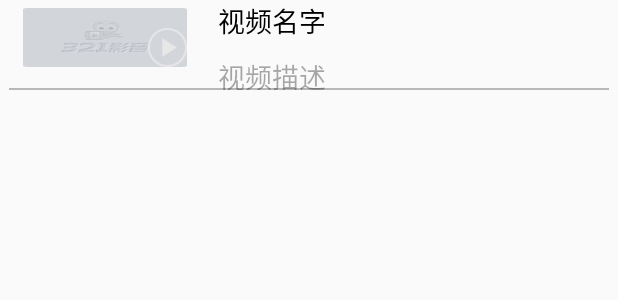
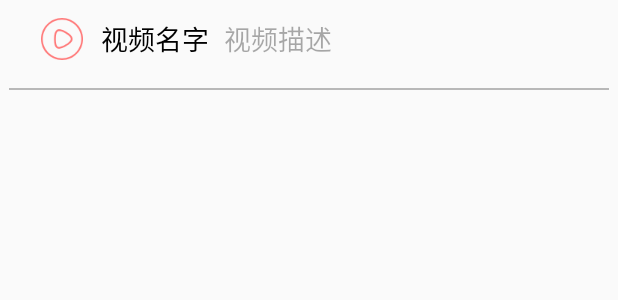
Before and after one commit to SocialPeppa/VAPlayer, an Android app: the layout item_net_aideo_pager.xml on its own in the app's theme, with its tools: preview values and no code run, on a phone screen of 412 x 824 dp. Shown: the top 300 px of the screen. Run offline under Robolectric (Android 15) with nearby library versions, the phone set to English and light mode, and no system bars.

Commit message:
2.0
优化了界面 解决了一些bug

```diff
--- a/app/src/main/java/com/example/panda/mobileplayer/activity/AudioPlayerActivity.java
+++ b/app/src/main/java/com/example/panda/mobileplayer/activity/AudioPlayerActivity.java
@@ -46,7 +46,6 @@ public class AudioPlayerActivity extends Activity implements View.OnClickListene
     private static final int PROGRESS = 1;
     private int position;
     private IMusicPlayerService service;
-    private ImageView ivIcon;
     private TextView tvArtist;
     private TextView tvName;
     private TextView tvTime;
@@ -73,7 +72,6 @@ public class AudioPlayerActivity extends Activity implements View.OnClickListene
 
     private void findViews() {
         setContentView(R.layout.activity_audio_player);
-        ivIcon = findViewById(R.id.iv_icon);
         tvArtist = findViewById(R.id.tv_artist);
         tvName = findViewById(R.id.tv_name);
         tvTime = findViewById(R.id.tv_time);
--- a/app/src/main/java/com/example/panda/mobileplayer/adapter/NetAudioAdapter.java
+++ b/app/src/main/java/com/example/panda/mobileplayer/adapter/NetAudioAdapter.java
@@ -57,11 +57,6 @@ public class NetAudioAdapter extends BaseAdapter {
         viewHoder.tv_desc.setText(mediaItem.getArtist());
       // x.image().bind(viewHoder.iv_icon,mediaItem.getImageUrl());
 
-        RequestOptions requestOptions = new RequestOptions()
-                .placeholder(R.drawable.video_default)
-                .error(R.drawable.video_default);
-
-        Glide.with(context).load(mediaItem.getImageUrl()).apply(requestOptions).into(viewHoder.iv_icon);
 
 
         return convertView;
--- a/app/src/main/java/com/example/panda/mobileplayer/adapter/NetVideoAdapter.java
+++ b/app/src/main/java/com/example/panda/mobileplayer/adapter/NetVideoAdapter.java
@@ -64,8 +64,8 @@ public class NetVideoAdapter extends BaseAdapter {
       // x.image().bind(viewHoder.iv_icon,mediaItem.getImageUrl());
 
         RequestOptions requestOptions = new RequestOptions()
-                .placeholder(R.drawable.video_default)
-                .error(R.drawable.video_default);
+                .placeholder(null)
+                .error(null);
 
         Glide.with(context).load(mediaItem.getImageUrl()).apply(requestOptions).into(viewHoder.iv_icon);
 
--- a/app/src/main/java/com/example/panda/mobileplayer/adapter/VideoAdapter.java
+++ b/app/src/main/java/com/example/panda/mobileplayer/adapter/VideoAdapter.java
@@ -71,8 +71,6 @@ public class VideoAdapter extends BaseAdapter {
         }
 
 
-
-
         return convertView;
     }
     static class ViewHoder{
--- a/app/src/main/java/com/example/panda/mobileplayer/service/MusicPlayerService.java
+++ b/app/src/main/java/com/example/panda/mobileplayer/service/MusicPlayerService.java
@@ -47,14 +47,15 @@ public class MusicPlayerService extends Service {
 
     @Override
     public int onStartCommand(Intent intent, int flags, int startId) {
-        if(intent.getExtras()!=null) {
+
+        if(intent.getExtras().getSerializable("audiolist")!=null) {
             mediaItems = (ArrayList<MediaItem>) intent.getExtras().getSerializable("audiolist");
         }
         position=intent.getIntExtra("position",0);
         if(position!=positionTwo){
             openAudio(position);
         }
-        return START_STICKY;
+        return START_NOT_STICKY;
     }
 
 
--- a/app/src/main/java/com/example/panda/mobileplayer/view/ShowLyricView.java
+++ b/app/src/main/java/com/example/panda/mobileplayer/view/ShowLyricView.java
@@ -7,13 +7,14 @@ import android.graphics.Paint;
 import android.util.AttributeSet;
 
 
+
 import com.example.panda.mobileplayer.domain.Lyric;
 import com.example.panda.mobileplayer.utils.DensityUtil;
 
 
 import java.util.ArrayList;
 
-import io.vov.vitamio.utils.Log;
+
 
 
 public class ShowLyricView extends android.support.v7.widget.AppCompatTextView {
@@ -61,7 +62,7 @@ public class ShowLyricView extends android.support.v7.widget.AppCompatTextView {
     protected void onDraw(Canvas canvas) {
         paint = new Paint();
         paint.setTextSize(textHeight);
-        paint.setColor(Color.GREEN);
+        paint.setColor(0xffFF9D00);
         paint.setAntiAlias(true);
         paint.setTextAlign(Paint.Align.CENTER);
         super.onDraw(canvas);
--- a/app/src/main/res/layout/item_net_aideo_pager.xml
+++ b/app/src/main/res/layout/item_net_aideo_pager.xml
@@ -4,65 +4,51 @@
     android:layout_height="60dp"
     android:gravity="center_vertical">
 
-    <RelativeLayout
-        android:layout_marginLeft="10dp"
-        android:id="@+id/rl_image"
-        android:layout_width="120dp"
-        android:layout_height="50dp">
-
-        <ImageView
-            android:id="@+id/iv_icon"
-            android:layout_margin="5dp"
-            android:layout_width="120dp"
-            android:layout_height="40dp"
-            android:layout_alignParentStart="true"
-            android:layout_alignParentTop="true"
-            android:scaleType="fitXY"
-            android:src="@drawable/video_default" />
-
-        <ImageView
-            android:layout_alignParentRight="true"
-            android:layout_alignParentBottom="true"
-            android:layout_margin="5dp"
-            android:src="@drawable/center_collect_play"
-            android:layout_width="wrap_content"
-            android:layout_height="wrap_content" />
-
-    </RelativeLayout>
 
     <LinearLayout
         android:layout_width="match_parent"
         android:layout_height="wrap_content"
-        android:orientation="vertical"
+        android:layout_marginLeft="15dp"
         android:layout_toRightOf="@+id/rl_image"
-        android:layout_marginLeft="15dp">
+        android:orientation="horizontal"
+        android:gravity="center_vertical">
+
+        <ImageView
+            android:id="@+id/iv_icon"
+            android:layout_width="wrap_content"
+            android:layout_height="wrap_content"
+            android:layout_margin="10dp"
+            android:src="@drawable/play"
+            />
 
         <TextView
             android:id="@+id/tv_name"
+            android:layout_width="wrap_content"
+            android:layout_height="wrap_content"
+            android:maxLines="1"
             android:text="视频名字"
             android:textColor="#000000"
             android:textSize="18sp"
-            android:maxLines="1"
-            android:layout_width="wrap_content"
-            android:layout_height="wrap_content" />
+            />
 
         <TextView
             android:id="@+id/tv_desc"
+            android:layout_width="wrap_content"
+            android:layout_height="wrap_content"
+            android:layout_marginLeft="10dp"
+            android:maxLines="1"
             android:text="视频描述"
             android:textColor="#55000000"
-            android:textSize="18sp"
-            android:maxLines="1"
-            android:layout_marginTop="10dp"
-            android:layout_width="wrap_content"
-            android:layout_height="wrap_content" />
+            android:textSize="18sp" />
 
     </LinearLayout>
+
     <View
+        android:layout_width="match_parent"
+        android:layout_height="1dp"
+        android:layout_alignParentBottom="true"
         android:layout_marginLeft="6dp"
         android:layout_marginRight="6dp"
-        android:layout_width="match_parent"
-        android:layout_height="1dp"
-        android:background="#44000000"
-        android:layout_alignParentBottom="true"/>
+        android:background="#44000000" />
 
 </RelativeLayout>
--- a/app/src/main/res/layout/item_net_video_pager.xml
+++ b/app/src/main/res/layout/item_net_video_pager.xml
@@ -17,14 +17,13 @@
             android:layout_height="80dp"
             android:layout_alignParentStart="true"
             android:layout_alignParentTop="true"
-            android:scaleType="fitXY"
-            android:src="@drawable/video_default" />
+            android:scaleType="fitXY" />
 
         <ImageView
             android:layout_alignParentRight="true"
             android:layout_alignParentBottom="true"
             android:layout_margin="5dp"
-            android:src="@drawable/center_collect_play"
+            android:src="@drawable/play"
             android:layout_width="wrap_content"
             android:layout_height="wrap_content" />
 
```
Also changed, not shown: app/src/main/res/drawable-hdpi/music_default_bg.png, app/src/main/res/drawable-hdpi/seek_thumb.png, app/src/main/res/drawable-xhdpi/play.png (added).
